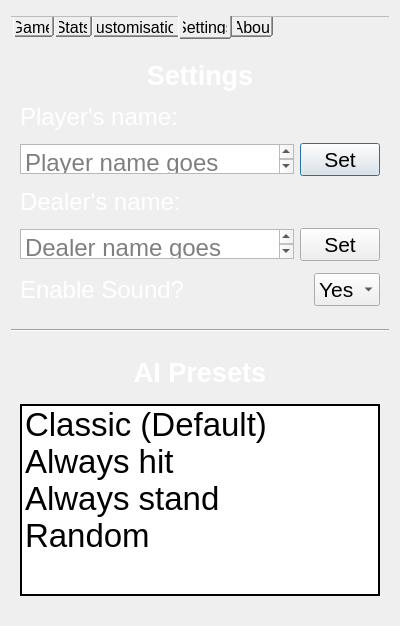
Old version of the form settings.ui in the repository fflvm1/Qlackjack.
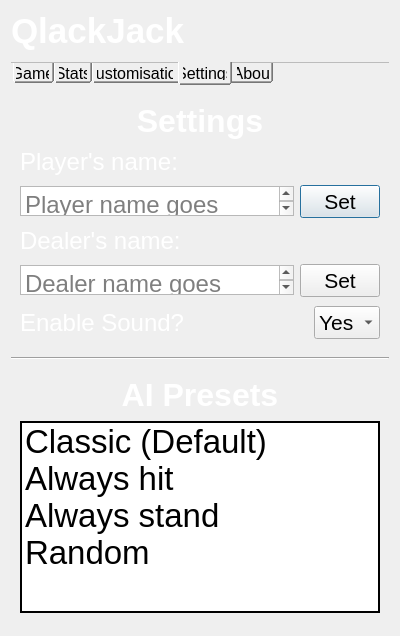
New version of the form.

```diff
--- a/settings.ui
+++ b/settings.ui
@@ -7,7 +7,7 @@
     <x>0</x>
     <y>0</y>
     <width>400</width>
-    <height>626</height>
+    <height>636</height>
    </rect>
   </property>
   <property name="windowTitle">
@@ -15,6 +15,13 @@
   </property>
   <layout class="QGridLayout" name="gridLayout">
    <item row="3" column="0">
+    <widget class="Line" name="line_2">
+     <property name="orientation">
+      <enum>Qt::Orientation::Horizontal</enum>
+     </property>
+    </widget>
+   </item>
+   <item row="4" column="0">
     <layout class="QHBoxLayout" name="horizontalLayout_5">
      <item>
       <widget class="QWidget" name="widget_2" native="true">
@@ -82,7 +89,7 @@
           </property>
           <property name="font">
            <font>
-            <pointsize>20</pointsize>
+            <pointsize>24</pointsize>
             <bold>true</bold>
            </font>
           </property>
@@ -103,6 +110,62 @@
     </layout>
    </item>
    <item row="1" column="0">
+    <widget class="QTabWidget" name="tabWidget">
+     <property name="sizePolicy">
+      <sizepolicy hsizetype="Expanding" vsizetype="Fixed">
+       <horstretch>0</horstretch>
+       <verstretch>0</verstretch>
+      </sizepolicy>
+     </property>
+     <property name="styleSheet">
+      <string notr="true">QTabBar::tab {
+	font-size: 16px;
+	padding: 5px;
+}</string>
+     </property>
+     <property name="tabPosition">
+      <enum>QTabWidget::TabPosition::South</enum>
+     </property>
+     <property name="currentIndex">
+      <number>3</number>
+     </property>
+     <property name="iconSize">
+      <size>
+       <width>15</width>
+       <height>16</height>
+      </size>
+     </property>
+     <property name="documentMode">
+      <bool>true</bool>
+     </property>
+     <widget class="QWidget" name="tab">
+      <attribute name="title">
+       <string>Game</string>
+      </attribute>
+     </widget>
+     <widget class="QWidget" name="tab_2">
+      <attribute name="title">
+       <string>Stats</string>
+      </attribute>
+     </widget>
+     <widget class="QWidget" name="tab_3">
+      <attribute name="title">
+       <string>Customisation</string>
+      </attribute>
+     </widget>
+     <widget class="QWidget" name="tab_4">
+      <attribute name="title">
+       <string>Settings</string>
+      </attribute>
+     </widget>
+     <widget class="QWidget" name="tab_5">
+      <attribute name="title">
+       <string>About</string>
+      </attribute>
+     </widget>
+    </widget>
+   </item>
+   <item row="2" column="0">
     <layout class="QHBoxLayout" name="horizontalLayout_4">
      <property name="rightMargin">
       <number>0</number>
@@ -120,7 +183,7 @@
           </property>
           <property name="font">
            <font>
-            <pointsize>20</pointsize>
+            <pointsize>24</pointsize>
             <bold>true</bold>
            </font>
           </property>
@@ -325,65 +388,24 @@
     </layout>
    </item>
    <item row="0" column="0">
-    <widget class="QTabWidget" name="tabWidget">
+    <widget class="QLabel" name="label_6">
      <property name="sizePolicy">
-      <sizepolicy hsizetype="Expanding" vsizetype="Fixed">
+      <sizepolicy hsizetype="Preferred" vsizetype="Fixed">
        <horstretch>0</horstretch>
        <verstretch>0</verstretch>
       </sizepolicy>
      </property>
+     <property name="font">
+      <font>
+       <pointsize>26</pointsize>
+       <bold>true</bold>
+      </font>
+     </property>
      <property name="styleSheet">
-      <string notr="true">QTabBar::tab {
-	font-size: 16px;
-	padding: 5px;
-}</string>
+      <string notr="true">color: white;</string>
      </property>
-     <property name="tabPosition">
-      <enum>QTabWidget::TabPosition::South</enum>
-     </property>
-     <property name="currentIndex">
-      <number>3</number>
-     </property>
-     <property name="iconSize">
-      <size>
-       <width>15</width>
-       <height>16</height>
-      </size>
-     </property>
-     <property name="documentMode">
-      <bool>true</bool>
-     </property>
-     <widget class="QWidget" name="tab">
-      <attribute name="title">
-       <string>Game</string>
-      </attribute>
-     </widget>
-     <widget class="QWidget" name="tab_2">
-      <attribute name="title">
-       <string>Stats</string>
-      </attribute>
-     </widget>
-     <widget class="QWidget" name="tab_3">
-      <attribute name="title">
-       <string>Customisation</string>
-      </attribute>
-     </widget>
-     <widget class="QWidget" name="tab_4">
-      <attribute name="title">
-       <string>Settings</string>
-      </attribute>
-     </widget>
-     <widget class="QWidget" name="tab_5">
-      <attribute name="title">
-       <string>About</string>
-      </attribute>
-     </widget>
-    </widget>
-   </item>
-   <item row="2" column="0">
-    <widget class="Line" name="line_2">
-     <property name="orientation">
-      <enum>Qt::Orientation::Horizontal</enum>
+     <property name="text">
+      <string>QlackJack</string>
      </property>
     </widget>
    </item>
```
